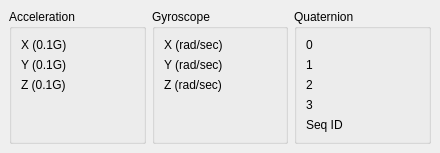
Old version of the form forms/IMUDock.ui in the repository markgol/L2diagnostic.
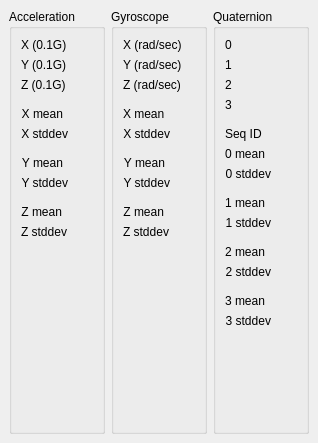
New version of the form.

Patch:
```diff
--- a/forms/IMUDock.ui
+++ b/forms/IMUDock.ui
@@ -6,8 +6,8 @@
    <rect>
     <x>0</x>
     <y>0</y>
-    <width>440</width>
-    <height>145</height>
+    <width>318</width>
+    <height>443</height>
    </rect>
   </property>
   <property name="windowTitle">
@@ -51,6 +51,129 @@
        <item row="2" column="1">
         <widget class="QLabel" name="lblAccelZValue"/>
        </item>
+       <item row="5" column="0">
+        <widget class="QLabel" name="label">
+         <property name="text">
+          <string>X stddev</string>
+         </property>
+         <property name="alignment">
+          <set>Qt::AlignmentFlag::AlignRight|Qt::AlignmentFlag::AlignTrailing|Qt::AlignmentFlag::AlignVCenter</set>
+         </property>
+        </widget>
+       </item>
+       <item row="11" column="0">
+        <widget class="QLabel" name="label_2">
+         <property name="text">
+          <string>Z stddev</string>
+         </property>
+         <property name="alignment">
+          <set>Qt::AlignmentFlag::AlignRight|Qt::AlignmentFlag::AlignTrailing|Qt::AlignmentFlag::AlignVCenter</set>
+         </property>
+        </widget>
+       </item>
+       <item row="8" column="0">
+        <widget class="QLabel" name="label_3">
+         <property name="text">
+          <string>Y stddev</string>
+         </property>
+         <property name="alignment">
+          <set>Qt::AlignmentFlag::AlignRight|Qt::AlignmentFlag::AlignTrailing|Qt::AlignmentFlag::AlignVCenter</set>
+         </property>
+        </widget>
+       </item>
+       <item row="5" column="1">
+        <widget class="QLabel" name="lblXAdev">
+         <property name="text">
+          <string/>
+         </property>
+        </widget>
+       </item>
+       <item row="8" column="1">
+        <widget class="QLabel" name="lblYAdev">
+         <property name="text">
+          <string/>
+         </property>
+        </widget>
+       </item>
+       <item row="11" column="1">
+        <widget class="QLabel" name="lblZAdev">
+         <property name="text">
+          <string/>
+         </property>
+        </widget>
+       </item>
+       <item row="4" column="0">
+        <widget class="QLabel" name="label_11">
+         <property name="text">
+          <string>X mean</string>
+         </property>
+         <property name="alignment">
+          <set>Qt::AlignmentFlag::AlignRight|Qt::AlignmentFlag::AlignTrailing|Qt::AlignmentFlag::AlignVCenter</set>
+         </property>
+        </widget>
+       </item>
+       <item row="7" column="0">
+        <widget class="QLabel" name="label_12">
+         <property name="text">
+          <string>Y mean</string>
+         </property>
+         <property name="alignment">
+          <set>Qt::AlignmentFlag::AlignRight|Qt::AlignmentFlag::AlignTrailing|Qt::AlignmentFlag::AlignVCenter</set>
+         </property>
+        </widget>
+       </item>
+       <item row="10" column="0">
+        <widget class="QLabel" name="label_13">
+         <property name="text">
+          <string>Z mean</string>
+         </property>
+         <property name="alignment">
+          <set>Qt::AlignmentFlag::AlignRight|Qt::AlignmentFlag::AlignTrailing|Qt::AlignmentFlag::AlignVCenter</set>
+         </property>
+        </widget>
+       </item>
+       <item row="4" column="1">
+        <widget class="QLabel" name="lblXAmean">
+         <property name="text">
+          <string/>
+         </property>
+        </widget>
+       </item>
+       <item row="7" column="1">
+        <widget class="QLabel" name="lblYAmean">
+         <property name="text">
+          <string/>
+         </property>
+        </widget>
+       </item>
+       <item row="10" column="1">
+        <widget class="QLabel" name="lblZAmean">
+         <property name="text">
+          <string/>
+         </property>
+        </widget>
+       </item>
+       <item row="3" column="0">
+        <widget class="Line" name="line">
+         <property name="orientation">
+          <enum>Qt::Orientation::Horizontal</enum>
+         </property>
+        </widget>
+       </item>
+       <item row="6" column="0">
+        <widget class="Line" name="line_4">
+         <property name="orientation">
+          <enum>Qt::Orientation::Horizontal</enum>
+         </property>
+        </widget>
+       </item>
+       <item row="9" column="0">
+        <widget class="Line" name="line_5">
+         <property name="orientation">
+          <enum>Qt::Orientation::Horizontal</enum>
+         </property>
+        </widget>
+       </item>
       </layout>
      </widget>
     </item>
@@ -90,6 +213,126 @@
        <item row="2" column="1">
         <widget class="QLabel" name="lblGyroZValue"/>
        </item>
+       <item row="5" column="0">
+        <widget class="QLabel" name="label_8">
+         <property name="text">
+          <string>X stddev</string>
+         </property>
+         <property name="alignment">
+          <set>Qt::AlignmentFlag::AlignRight|Qt::AlignmentFlag::AlignTrailing|Qt::AlignmentFlag::AlignVCenter</set>
+         </property>
+        </widget>
+       </item>
+       <item row="11" column="0">
+        <widget class="QLabel" name="label_10">
+         <property name="text">
+          <string>Z stddev</string>
+         </property>
+         <property name="alignment">
+          <set>Qt::AlignmentFlag::AlignRight|Qt::AlignmentFlag::AlignTrailing|Qt::AlignmentFlag::AlignVCenter</set>
+         </property>
+        </widget>
+       </item>
+       <item row="8" column="0">
+        <widget class="QLabel" name="label_9">
+         <property name="text">
+          <string>Y stddev</string>
+         </property>
+         <property name="alignment">
+          <set>Qt::AlignmentFlag::AlignRight|Qt::AlignmentFlag::AlignTrailing|Qt::AlignmentFlag::AlignVCenter</set>
+         </property>
+        </widget>
+       </item>
+       <item row="5" column="1">
+        <widget class="QLabel" name="lblXGdev">
+         <property name="text">
+          <string/>
+         </property>
+        </widget>
+       </item>
+       <item row="8" column="1">
+        <widget class="QLabel" name="lblYGdev">
+         <property name="text">
+          <string/>
+         </property>
+        </widget>
+       </item>
+       <item row="11" column="1">
+        <widget class="QLabel" name="lblZGdev">
+         <property name="text">
+          <string/>
+         </property>
+        </widget>
+       </item>
+       <item row="4" column="0">
+        <widget class="QLabel" name="label_14">
+         <property name="text">
+          <string>X mean</string>
+         </property>
+        </widget>
+       </item>
+       <item row="7" column="0">
+        <widget class="QLabel" name="label_15">
+         <property name="text">
+          <string>Y mean</string>
+         </property>
+         <property name="alignment">
+          <set>Qt::AlignmentFlag::AlignRight|Qt::AlignmentFlag::AlignTrailing|Qt::AlignmentFlag::AlignVCenter</set>
+         </property>
+        </widget>
+       </item>
+       <item row="10" column="0">
+        <widget class="QLabel" name="label_16">
+         <property name="text">
+          <string>Z mean</string>
+         </property>
+         <property name="alignment">
+          <set>Qt::AlignmentFlag::AlignRight|Qt::AlignmentFlag::AlignTrailing|Qt::AlignmentFlag::AlignVCenter</set>
+         </property>
+        </widget>
+       </item>
+       <item row="4" column="1">
+        <widget class="QLabel" name="lblXGmean">
+         <property name="text">
+          <string/>
+         </property>
+        </widget>
+       </item>
+       <item row="7" column="1">
+        <widget class="QLabel" name="lblYGmean">
+         <property name="text">
+          <string/>
+         </property>
+        </widget>
+       </item>
+       <item row="10" column="1">
+        <widget class="QLabel" name="lblZGmean">
+         <property name="text">
+          <string/>
+         </property>
+        </widget>
+       </item>
+       <item row="3" column="0">
+        <widget class="Line" name="line_2">
+         <property name="orientation">
+          <enum>Qt::Orientation::Horizontal</enum>
+         </property>
+        </widget>
+       </item>
+       <item row="6" column="0">
+        <widget class="Line" name="line_6">
+         <property name="orientation">
+          <enum>Qt::Orientation::Horizontal</enum>
+         </property>
+        </widget>
+       </item>
+       <item row="9" column="0">
+        <widget class="Line" name="line_7">
+         <property name="orientation">
+          <enum>Qt::Orientation::Horizontal</enum>
+         </property>
+        </widget>
+       </item>
       </layout>
      </widget>
     </item>
@@ -139,20 +382,184 @@
        <item row="3" column="1">
         <widget class="QLabel" name="lblQuat3Value"/>
        </item>
-       <item row="4" column="0">
+       <item row="5" column="0">
         <widget class="QLabel" name="lblSeqLDtext">
          <property name="text">
           <string>Seq ID</string>
          </property>
         </widget>
        </item>
-       <item row="4" column="1">
+       <item row="5" column="1">
         <widget class="QLabel" name="lblSeqIDvalue">
          <property name="text">
           <string/>
          </property>
         </widget>
        </item>
+       <item row="7" column="0">
+        <widget class="QLabel" name="label_4">
+         <property name="text">
+          <string>0 stddev</string>
+         </property>
+         <property name="alignment">
+          <set>Qt::AlignmentFlag::AlignRight|Qt::AlignmentFlag::AlignTrailing|Qt::AlignmentFlag::AlignVCenter</set>
+         </property>
+        </widget>
+       </item>
+       <item row="13" column="0">
+        <widget class="QLabel" name="label_5">
+         <property name="text">
+          <string>2 stddev</string>
+         </property>
+         <property name="alignment">
+          <set>Qt::AlignmentFlag::AlignRight|Qt::AlignmentFlag::AlignTrailing|Qt::AlignmentFlag::AlignVCenter</set>
+         </property>
+        </widget>
+       </item>
+       <item row="10" column="0">
+        <widget class="QLabel" name="label_6">
+         <property name="text">
+          <string>1 stddev</string>
+         </property>
+         <property name="alignment">
+          <set>Qt::AlignmentFlag::AlignRight|Qt::AlignmentFlag::AlignTrailing|Qt::AlignmentFlag::AlignVCenter</set>
+         </property>
+        </widget>
+       </item>
+       <item row="16" column="0">
+        <widget class="QLabel" name="label_7">
+         <property name="text">
+          <string>3 stddev</string>
+         </property>
+         <property name="alignment">
+          <set>Qt::AlignmentFlag::AlignRight|Qt::AlignmentFlag::AlignTrailing|Qt::AlignmentFlag::AlignVCenter</set>
+         </property>
+        </widget>
+       </item>
+       <item row="7" column="1">
+        <widget class="QLabel" name="lbl0dev">
+         <property name="text">
+          <string/>
+         </property>
+        </widget>
+       </item>
+       <item row="10" column="1">
+        <widget class="QLabel" name="lbl1dev">
+         <property name="text">
+          <string/>
+         </property>
+        </widget>
+       </item>
+       <item row="13" column="1">
+        <widget class="QLabel" name="lbl2dev">
+         <property name="text">
+          <string/>
+         </property>
+        </widget>
+       </item>
+       <item row="16" column="1">
+        <widget class="QLabel" name="lbl3dev">
+         <property name="text">
+          <string/>
+         </property>
+        </widget>
+       </item>
+       <item row="6" column="0">
+        <widget class="QLabel" name="label_17">
+         <property name="text">
+          <string>0 mean</string>
+         </property>
+         <property name="alignment">
+          <set>Qt::AlignmentFlag::AlignRight|Qt::AlignmentFlag::AlignTrailing|Qt::AlignmentFlag::AlignVCenter</set>
+         </property>
+        </widget>
+       </item>
+       <item row="9" column="0">
+        <widget class="QLabel" name="label_18">
+         <property name="text">
+          <string>1 mean</string>
+         </property>
+         <property name="alignment">
+          <set>Qt::AlignmentFlag::AlignRight|Qt::AlignmentFlag::AlignTrailing|Qt::AlignmentFlag::AlignVCenter</set>
+         </property>
+        </widget>
+       </item>
+       <item row="12" column="0">
+        <widget class="QLabel" name="label_19">
+         <property name="text">
+          <string>2 mean</string>
+         </property>
+         <property name="alignment">
+          <set>Qt::AlignmentFlag::AlignRight|Qt::AlignmentFlag::AlignTrailing|Qt::AlignmentFlag::AlignVCenter</set>
+         </property>
+        </widget>
+       </item>
+       <item row="15" column="0">
+        <widget class="QLabel" name="label_20">
+         <property name="text">
+          <string>3 mean</string>
+         </property>
+         <property name="alignment">
+          <set>Qt::AlignmentFlag::AlignRight|Qt::AlignmentFlag::AlignTrailing|Qt::AlignmentFlag::AlignVCenter</set>
+         </property>
+        </widget>
+       </item>
+       <item row="6" column="1">
+        <widget class="QLabel" name="lbl0mean">
+         <property name="text">
+          <string/>
+         </property>
+        </widget>
+       </item>
+       <item row="9" column="1">
+        <widget class="QLabel" name="lbl1mean">
+         <property name="text">
+          <string/>
+         </property>
+        </widget>
+       </item>
+       <item row="12" column="1">
+        <widget class="QLabel" name="lbl2mean">
+         <property name="text">
+          <string/>
+         </property>
+        </widget>
+       </item>
+       <item row="15" column="1">
+        <widget class="QLabel" name="lbl3mean">
+         <property name="text">
+          <string/>
+         </property>
+        </widget>
+       </item>
+       <item row="4" column="0">
+        <widget class="Line" name="line_3">
+         <property name="orientation">
+          <enum>Qt::Orientation::Horizontal</enum>
+         </property>
+        </widget>
+       </item>
+       <item row="8" column="0">
+        <widget class="Line" name="line_8">
+         <property name="orientation">
+          <enum>Qt::Orientation::Horizontal</enum>
+         </property>
+        </widget>
+       </item>
+       <item row="11" column="0">
+        <widget class="Line" name="line_9">
+         <property name="orientation">
+          <enum>Qt::Orientation::Horizontal</enum>
+         </property>
+        </widget>
+       </item>
+       <item row="14" column="0">
+        <widget class="Line" name="line_10">
+         <property name="orientation">
+          <enum>Qt::Orientation::Horizontal</enum>
+         </property>
+        </widget>
+       </item>
       </layout>
      </widget>
     </item>
```
